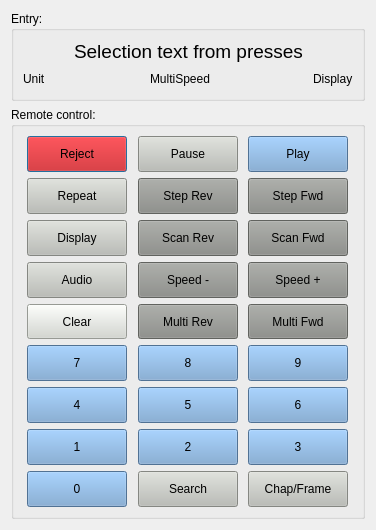
The window that Linux-Application/DomesdayDuplicator/playerremotedialog.ui (simoninns/DomesdayDuplicator-gui-app) describes before a commit, drawn with Qt 5.
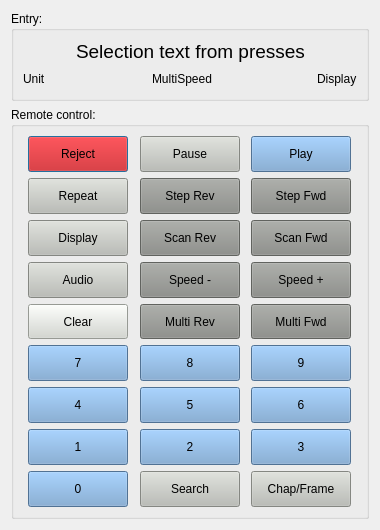
The same window after the commit.

The edit to the form file:
```diff
--- a/Linux-Application/DomesdayDuplicator/playerremotedialog.ui
+++ b/Linux-Application/DomesdayDuplicator/playerremotedialog.ui
@@ -6,7 +6,7 @@
    <rect>
     <x>0</x>
     <y>0</y>
-    <width>376</width>
+    <width>380</width>
     <height>530</height>
    </rect>
   </property>
```
Left out of the diff: 86 changed lines with no effect on the pictures.
